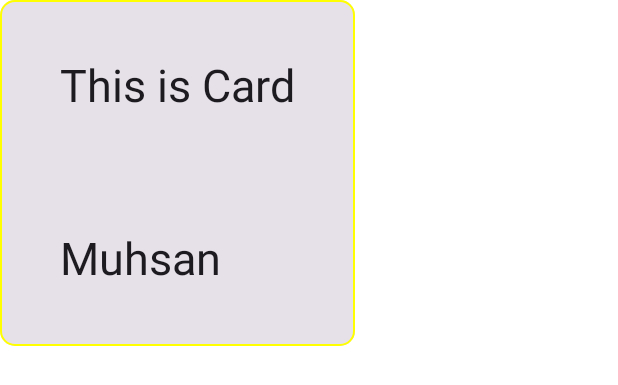
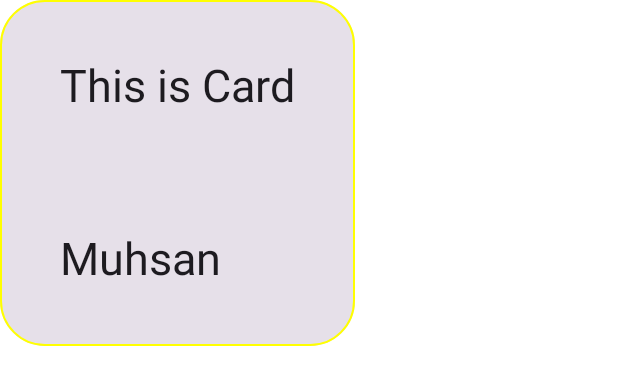
Before and after one commit to muhsan-javed/Jetpack_Practice, an Android app built with Jetpack Compose: the @Preview function CartExample, on a phone screen of 412 x 824 dp. Shown: the top 385 px of the screen. Run offline under Robolectric (Android 15) with nearby library versions, the phone set to English and light mode, and no system bars; pictures from the network do not load; Roboto replaces fonts that are not available here.

Commit message:
add commit

```diff
--- a/app/src/main/java/com/muhsanjaved/jetpack_introduction/MainActivity.kt
+++ b/app/src/main/java/com/muhsanjaved/jetpack_introduction/MainActivity.kt
@@ -42,10 +42,12 @@ import androidx.compose.material.icons.filled.Send
 import androidx.compose.material3.Button
 import androidx.compose.material3.ButtonDefaults
 import androidx.compose.material3.Card
+import androidx.compose.material3.CardElevation
 import androidx.compose.material3.ExperimentalMaterial3Api
 import androidx.compose.material3.FloatingActionButton
 import androidx.compose.material3.Icon
 import androidx.compose.material3.IconButton
+import androidx.compose.material3.ListItemDefaults.contentColor
 import androidx.compose.material3.MaterialTheme
 import androidx.compose.material3.OutlinedButton
 import androidx.compose.material3.OutlinedTextField
@@ -369,7 +371,7 @@ fun MaterialUiApp() {
 }
 
 // How to use ImageView
-@Preview(showBackground = true)
+//@Preview(showBackground = true)
 @Composable
 fun ImageAsset() {
     Image(
@@ -418,13 +420,15 @@ fun IconsDemo() {
     )
 }
 
+// Card Practice
 @Preview(showBackground = true)
 @Composable
 fun CartExample() {
-
     Card(
-        shape = RoundedCornerShape(10.dp),
+        shape = RoundedCornerShape(30.dp),
         border = BorderStroke(1.dp, Color.Yellow),
+//        backgroundColor = Color.Gray,
+//        contentColor = Color.White,
 //        elevation = CardElevation = CardDefaults.cardElevation(10.dp),
     ) {
         Column(
```
